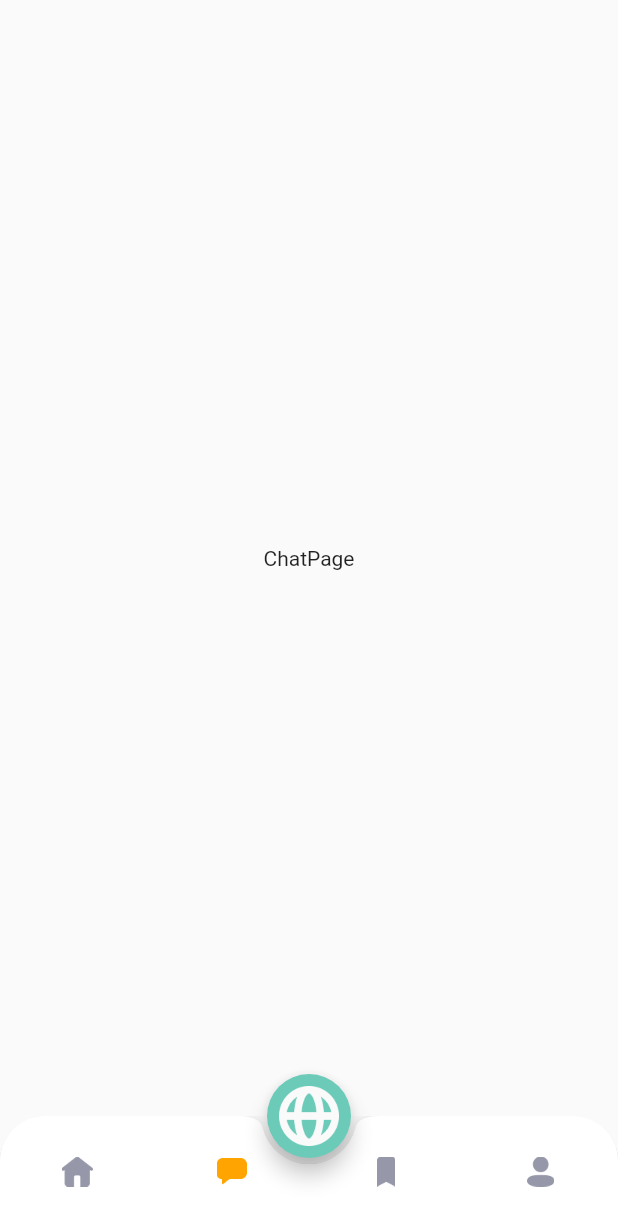
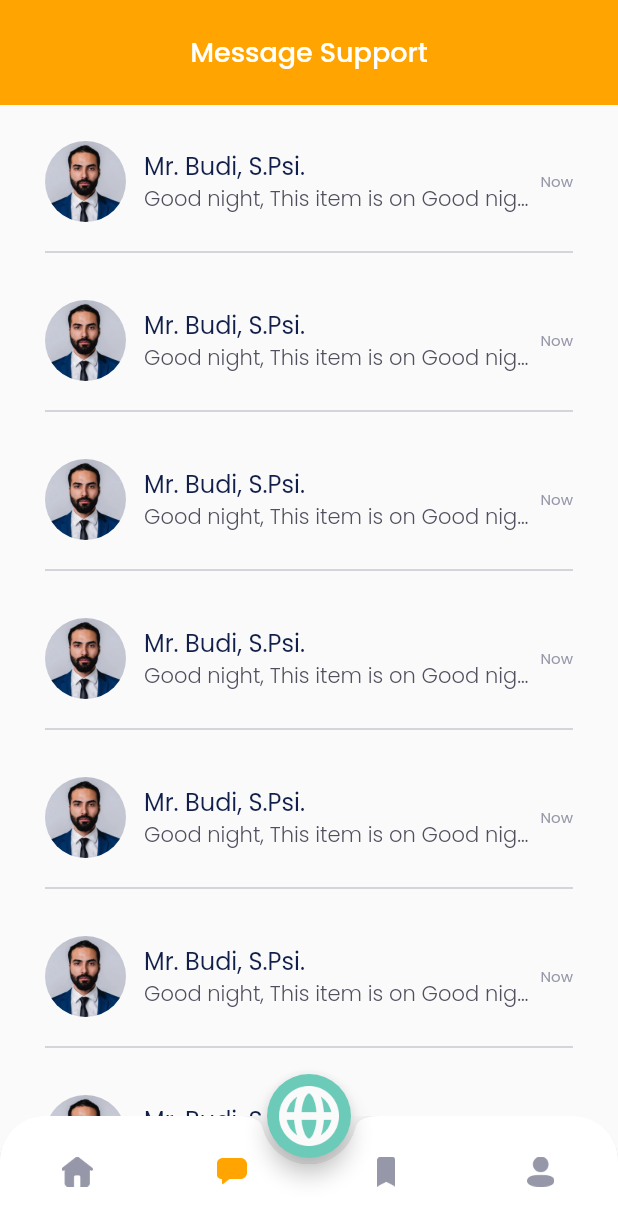
Before and after one commit to ibrahimmm999/MindMe-INVFEST, a Flutter app: the MainPage screen opened by its route, item 2 of the bottom bar chosen, on a phone screen of 412 x 824 dp. Shown: the top 1226 px of the screen. Run offline on Flutter 3.47's test engine with Material 2 defaults, Android fonts, the phone set to English and light mode, and no system bars; our stand-ins replace google_fonts.

Commit message:
add chat

```diff
--- a/src/lib/shared/theme.dart
+++ b/src/lib/shared/theme.dart
@@ -17,6 +17,7 @@ TextStyle primaryColorText = GoogleFonts.poppins(color: primaryColor);
 TextStyle greyText = GoogleFonts.poppins(color: grey);
 TextStyle secondaryColorText = GoogleFonts.poppins(color: secondaryColor);
 TextStyle whiteText = GoogleFonts.poppins(color: white);
+TextStyle disableText = GoogleFonts.poppins(color: disableColor);
 
 FontWeight light = FontWeight.w300;
 FontWeight regular = FontWeight.w400;
--- a/src/lib/ui/user_pages/chat_page.dart
+++ b/src/lib/ui/user_pages/chat_page.dart
@@ -1,12 +1,109 @@
 import 'package:flutter/cupertino.dart';
+import 'package:flutter/material.dart';
+import 'package:src/shared/theme.dart';
+import 'package:src/ui/widgets/chat_tile.dart';
+import 'package:src/ui/widgets/custom_button.dart';
 
 class ChatPage extends StatelessWidget {
-  const ChatPage({super.key});
+  const ChatPage({Key? key}) : super(key: key);
 
   @override
   Widget build(BuildContext context) {
-    return Center(
-      child: Text('ChatPage'),
+    Widget header() {
+      return AppBar(
+        toolbarHeight: 70,
+        backgroundColor: primaryColor,
+        centerTitle: true,
+        title: Text(
+          'Message Support',
+          style: whiteText.copyWith(
+            fontSize: 18,
+            fontWeight: medium,
+          ),
+        ),
+        elevation: 0,
+        automaticallyImplyLeading: false,
+      );
+    }
+
+    Widget emptyChat() {
+      return Expanded(
+        child: Container(
+          width: double.infinity,
+          color: white2,
+          child: Column(
+            mainAxisAlignment: MainAxisAlignment.center,
+            children: [
+              Image.asset(
+                'assets/image_no_message.png',
+                width: 80,
+              ),
+              const SizedBox(
+                height: 20,
+              ),
+              Text(
+                'Opss no message yet?',
+                style: secondaryColorText.copyWith(
+                  fontSize: 16,
+                  fontWeight: medium,
+                ),
+              ),
+              const SizedBox(
+                height: 12,
+              ),
+              Text(
+                'You have never done a cosultation',
+                style: greyText,
+              ),
+              const SizedBox(
+                height: 20,
+              ),
+              CustomButton(
+                radiusButton: 12,
+                buttonColor: secondaryColor,
+                buttonText: 'Consult Room',
+                widthButton: 162,
+                heightButton: 44,
+                onPressed: () {},
+              )
+            ],
+          ),
+        ),
+      );
+    }
+
+    Widget content() {
+      return Expanded(
+        child: Container(
+          width: double.infinity,
+          color: white2,
+          child: ListView(
+            padding: EdgeInsets.symmetric(
+              horizontal: defaultMargin,
+            ),
+            children: [
+              ChatTile(),
+              ChatTile(),
+              ChatTile(),
+              ChatTile(),
+              ChatTile(),
+              ChatTile(),
+              ChatTile(),
+              ChatTile(),
+              ChatTile(),
+              ChatTile(),
+              ChatTile(),
+            ],
+          ),
+        ),
+      );
+    }
+
+    return Column(
+      children: [
+        header(),
+        content(),
+      ],
     );
   }
 }
--- /dev/null
+++ b/src/lib/ui/widgets/chat_tile.dart
@@ -0,0 +1,77 @@
+import 'package:flutter/material.dart';
+import 'package:src/shared/theme.dart';
+import 'package:src/ui/user_pages/detail_chat.dart';
+
+class ChatTile extends StatelessWidget {
+  const ChatTile({Key? key}) : super(key: key);
+
+  @override
+  Widget build(BuildContext context) {
+    return GestureDetector(
+      onTap: () {
+        Navigator.push(
+          context,
+          MaterialPageRoute(
+            builder: (context) => DetailChat(),
+          ),
+        );
+      },
+      child: Container(
+        margin: const EdgeInsets.only(
+          top: 24,
+        ),
+        child: Column(
+          children: [
+            Row(
+              children: [
+                ClipOval(
+                  child: Image.asset(
+                    'assets/example/profile_pict_example.png',
+                    width: 54,
+                    fit: BoxFit.cover,
+                  ),
+                ),
+                const SizedBox(
+                  width: 12,
+                ),
+                Expanded(
+                  child: Column(
+                    crossAxisAlignment: CrossAxisAlignment.start,
+                    children: [
+                      Text(
+                        'Mr. Budi, S.Psi.',
+                        style: secondaryColorText.copyWith(
+                          fontSize: 16,
+                        ),
+                      ),
+                      Text(
+                        'Good night, This item is on Good night, This item is on',
+                        style: greyText.copyWith(
+                          fontWeight: light,
+                        ),
+                        overflow: TextOverflow.ellipsis,
+                      )
+                    ],
+                  ),
+                ),
+                Text(
+                  'Now',
+                  style: disableText.copyWith(
+                    fontSize: 10,
+                  ),
+                )
+              ],
+            ),
+            const SizedBox(
+              height: 12,
+            ),
+            Divider(
+              thickness: 1,
+              color: disableColor.withOpacity(0.5),
+            )
+          ],
+        ),
+      ),
+    );
+  }
+}
```
Also changed, not shown: src/lib/ui/user_pages/detail_chat.dart (added, +123 -0 lines), src/lib/ui/widgets/chat_bubbles.dart (added, +57 -0 lines).
